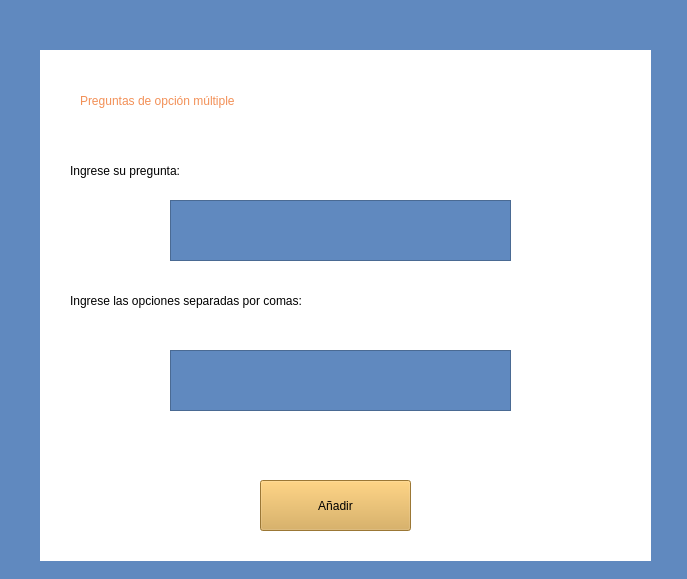
First picture: the form in AulaVirtual/ventanaPreguntasOM.ui, repository micaelCZ/AulaVirtual_VersionFinal, before the edit.
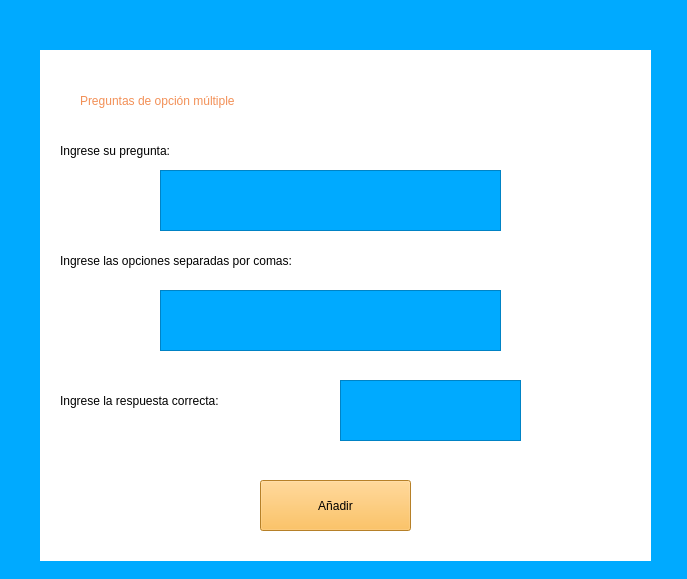
Second picture: the form after the edit.

The edit to the form file:
```diff
--- a/AulaVirtual/ventanaPreguntasOM.ui
+++ b/AulaVirtual/ventanaPreguntasOM.ui
@@ -14,7 +14,7 @@
    <string>MainWindow</string>
   </property>
   <property name="styleSheet">
-   <string notr="true">background-color: rgb(96, 137, 191);</string>
+   <string notr="true">background-color: rgb(0, 170, 255);</string>
   </property>
   <widget class="QWidget" name="centralwidget">
    <widget class="QLabel" name="label">
@@ -62,7 +62,7 @@
     </property>
     <property name="styleSheet">
      <string notr="true">font: 700 12pt &quot;Segoe UI&quot;;
-background-color: rgb(217, 167, 74);</string>
+background-color: rgb(255, 179, 56);</string>
     </property>
     <property name="text">
      <string>Añadir</string>
@@ -71,8 +71,8 @@
    <widget class="QTextEdit" name="textEditPreguntaOM">
     <property name="geometry">
      <rect>
-      <x>170</x>
-      <y>200</y>
+      <x>160</x>
+      <y>170</y>
       <width>341</width>
       <height>61</height>
      </rect>
@@ -81,8 +81,8 @@
    <widget class="QLabel" name="label_3">
     <property name="geometry">
      <rect>
-      <x>70</x>
-      <y>140</y>
+      <x>60</x>
+      <y>120</y>
       <width>211</width>
       <height>61</height>
      </rect>
@@ -98,8 +98,8 @@
    <widget class="QLabel" name="label_4">
     <property name="geometry">
      <rect>
-      <x>70</x>
-      <y>270</y>
+      <x>60</x>
+      <y>230</y>
       <width>401</width>
       <height>61</height>
      </rect>
@@ -115,8 +115,8 @@
    <widget class="QTextEdit" name="textEditOpciones">
     <property name="geometry">
      <rect>
-      <x>170</x>
-      <y>350</y>
+      <x>160</x>
+      <y>290</y>
       <width>341</width>
       <height>61</height>
      </rect>
@@ -132,6 +132,33 @@
      </rect>
     </property>
    </widget>
+   <widget class="QTextEdit" name="textEditRespuestaCorrecta">
+    <property name="geometry">
+     <rect>
+      <x>340</x>
+      <y>380</y>
+      <width>181</width>
+      <height>61</height>
+     </rect>
+    </property>
+   </widget>
+   <widget class="QLabel" name="label_5">
+    <property name="geometry">
+     <rect>
+      <x>60</x>
+      <y>370</y>
+      <width>281</width>
+      <height>61</height>
+     </rect>
+    </property>
+    <property name="styleSheet">
+     <string notr="true">background-color: rgba(0, 0, 0, 0);
+font: 700 14pt &quot;Segoe UI&quot;;</string>
+    </property>
+    <property name="text">
+     <string>Ingrese la respuesta correcta:</string>
+    </property>
+   </widget>
    <zorder>comboBoxRespuesta</zorder>
    <zorder>label</zorder>
    <zorder>label_2</zorder>
@@ -140,6 +167,8 @@
    <zorder>label_3</zorder>
    <zorder>label_4</zorder>
    <zorder>textEditOpciones</zorder>
+   <zorder>textEditRespuestaCorrecta</zorder>
+   <zorder>label_5</zorder>
   </widget>
  </widget>
  <resources/>
```
